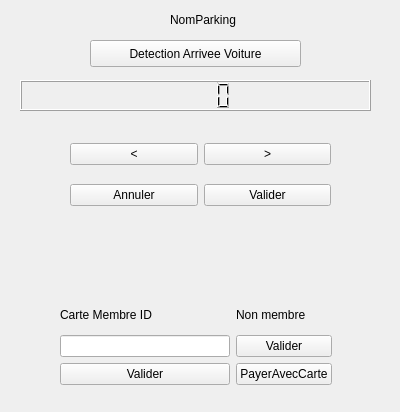
This is ui/borne.ui in QRouland/gestionParking as Qt 5 draws it before an edit. The edited form follows.
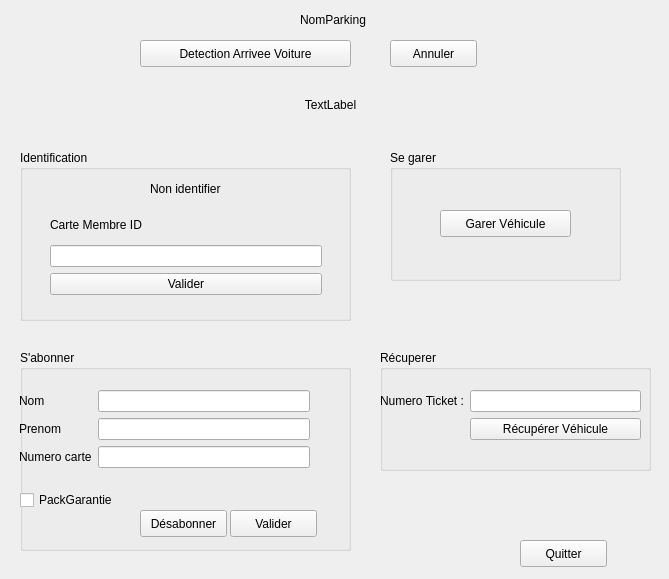
This is the edited form.

What changed in the file:
```diff
--- a/ui/borne.ui
+++ b/ui/borne.ui
@@ -6,8 +6,8 @@
    <rect>
     <x>0</x>
     <y>0</y>
-    <width>400</width>
-    <height>412</height>
+    <width>669</width>
+    <height>579</height>
    </rect>
   </property>
   <property name="windowTitle">
@@ -16,7 +16,7 @@
   <widget class="QPushButton" name="btn_Voiture">
    <property name="geometry">
     <rect>
-     <x>90</x>
+     <x>140</x>
      <y>40</y>
      <width>211</width>
      <height>27</height>
@@ -26,20 +26,10 @@
     <string>Detection Arrivee Voiture</string>
    </property>
   </widget>
-  <widget class="QLCDNumber" name="lcdNumber">
-   <property name="geometry">
-    <rect>
-     <x>20</x>
-     <y>80</y>
-     <width>351</width>
-     <height>31</height>
-    </rect>
-   </property>
-  </widget>
   <widget class="QLabel" name="nomParking">
    <property name="geometry">
     <rect>
-     <x>170</x>
+     <x>300</x>
      <y>10</y>
      <width>151</width>
      <height>20</height>
@@ -49,11 +39,23 @@
     <string>NomParking</string>
    </property>
   </widget>
+  <widget class="QGroupBox" name="box_id">
+   <property name="geometry">
+    <rect>
+     <x>20</x>
+     <y>150</y>
+     <width>331</width>
+     <height>171</height>
+    </rect>
+   </property>
+   <property name="title">
+    <string>Identification</string>
+   </property>
   <widget class="QWidget" name="layoutWidget">
    <property name="geometry">
     <rect>
-     <x>60</x>
-     <y>300</y>
+      <x>30</x>
+      <y>60</y>
      <width>272</width>
      <height>85</height>
     </rect>
@@ -81,81 +83,230 @@
      </layout>
     </item>
     <item>
-     <layout class="QVBoxLayout" name="verticalLayout">
-      <item>
-       <widget class="QLabel" name="label_2">
-        <property name="text">
-         <string>Non membre</string>
-        </property>
-       </widget>
-      </item>
-      <item>
-       <widget class="QPushButton" name="btn_validerNonMembre">
-        <property name="text">
-         <string>Valider</string>
-        </property>
-       </widget>
-      </item>
-      <item>
-       <widget class="QPushButton" name="btn_cb">
+      <layout class="QVBoxLayout" name="verticalLayout"/>
+     </item>
+    </layout>
+   </widget>
+   <widget class="QLabel" name="labIdClient">
+    <property name="geometry">
+     <rect>
+      <x>130</x>
+      <y>31</y>
+      <width>91</width>
+      <height>16</height>
+     </rect>
+    </property>
         <property name="text">
-         <string>PayerAvecCarte</string>
-        </property>
-       </widget>
-      </item>
-     </layout>
-    </item>
-   </layout>
+     <string>Non identifier</string>
+    </property>
+   </widget>
   </widget>
-  <widget class="QWidget" name="layoutWidget">
+  <widget class="QGroupBox" name="box_abo">
    <property name="geometry">
     <rect>
-     <x>70</x>
-     <y>130</y>
-     <width>261</width>
+     <x>20</x>
+     <y>350</y>
+     <width>331</width>
+     <height>201</height>
+    </rect>
+   </property>
+   <property name="title">
+    <string>S'abonner</string>
+   </property>
+   <widget class="QWidget" name="formLayoutWidget">
+    <property name="geometry">
+     <rect>
+      <x>-1</x>
+      <y>40</y>
+      <width>291</width>
      <height>91</height>
     </rect>
    </property>
-   <layout class="QHBoxLayout" name="horizontalLayout_2">
-    <item>
-     <layout class="QVBoxLayout" name="verticalLayout_5">
-      <item>
-       <widget class="QPushButton" name="btn_precedent">
+    <layout class="QFormLayout" name="formLayout">
+     <item row="0" column="0">
+      <widget class="QLabel" name="nomLabel">
         <property name="text">
-         <string>&lt;</string>
+        <string>Nom</string>
         </property>
        </widget>
       </item>
-      <item>
+     <item row="0" column="1">
+      <widget class="QLineEdit" name="nomLineEdit"/>
+     </item>
+     <item row="1" column="0">
+      <widget class="QLabel" name="prenomLabel">
+       <property name="text">
+        <string>Prenom</string>
+       </property>
+      </widget>
+     </item>
+     <item row="2" column="0">
+      <widget class="QLabel" name="numeroCarteLabel">
+       <property name="text">
+        <string>Numero carte</string>
+       </property>
+      </widget>
+     </item>
+     <item row="2" column="1">
+      <widget class="QLineEdit" name="numeroCarteLineEdit"/>
+     </item>
+     <item row="1" column="1">
+      <widget class="QLineEdit" name="prenomLineEdit"/>
+     </item>
+    </layout>
+   </widget>
+   <widget class="QCheckBox" name="checkBox">
+    <property name="geometry">
+     <rect>
+      <x>0</x>
+      <y>140</y>
+      <width>121</width>
+      <height>20</height>
+     </rect>
+    </property>
+    <property name="text">
+     <string>PackGarantie</string>
+    </property>
+   </widget>
+   <widget class="QPushButton" name="btn_valider_abo">
+    <property name="geometry">
+     <rect>
+      <x>210</x>
+      <y>160</y>
+      <width>87</width>
+      <height>27</height>
+     </rect>
+    </property>
+    <property name="text">
+     <string>Valider</string>
+    </property>
+   </widget>
+   <widget class="QPushButton" name="btn_desabo">
+    <property name="geometry">
+     <rect>
+      <x>120</x>
+      <y>160</y>
+      <width>87</width>
+      <height>27</height>
+     </rect>
+    </property>
+    <property name="text">
+     <string>Désabonner</string>
+    </property>
+   </widget>
+   <zorder>formLayoutWidget</zorder>
+   <zorder>checkBox</zorder>
+   <zorder>btn_valider_abo</zorder>
+   <zorder>btn_desabo</zorder>
+   <zorder>prenomLineEdit</zorder>
+  </widget>
+  <widget class="QGroupBox" name="box_recup">
+   <property name="geometry">
+    <rect>
+     <x>380</x>
+     <y>350</y>
+     <width>271</width>
+     <height>121</height>
+    </rect>
+   </property>
+   <property name="title">
+    <string>Récuperer</string>
+   </property>
+   <widget class="QWidget" name="formLayoutWidget_2">
+    <property name="geometry">
+     <rect>
+      <x>0</x>
+      <y>40</y>
+      <width>261</width>
+      <height>80</height>
+     </rect>
+    </property>
+    <layout class="QFormLayout" name="formLayout_2">
+     <item row="0" column="0">
+      <widget class="QLabel" name="numeroTicketLabel">
+       <property name="text">
+        <string>Numero Ticket :</string>
+       </property>
+      </widget>
+     </item>
+     <item row="0" column="1">
+      <widget class="QLineEdit" name="numeroTicketLineEdit"/>
+     </item>
+     <item row="1" column="1">
+      <widget class="QPushButton" name="btn_recuperer">
+       <property name="text">
+        <string>Récupérer Véhicule</string>
+       </property>
+      </widget>
+     </item>
+    </layout>
+   </widget>
+  </widget>
+  <widget class="QLabel" name="label_aff">
+   <property name="geometry">
+    <rect>
+     <x>10</x>
+     <y>90</y>
+     <width>641</width>
+     <height>31</height>
+    </rect>
+   </property>
+   <property name="text">
+    <string>&lt;html&gt;&lt;head/&gt;&lt;body&gt;&lt;p align=&quot;center&quot;&gt;TextLabel&lt;/p&gt;&lt;/body&gt;&lt;/html&gt;</string>
+   </property>
+  </widget>
+  <widget class="QGroupBox" name="box_garer">
+   <property name="geometry">
+    <rect>
+     <x>390</x>
+     <y>150</y>
+     <width>231</width>
+     <height>131</height>
+    </rect>
+   </property>
+   <property name="title">
+    <string>Se garer</string>
+   </property>
+   <widget class="QPushButton" name="btn_garer">
+    <property name="geometry">
+     <rect>
+      <x>50</x>
+      <y>60</y>
+      <width>131</width>
+      <height>27</height>
+     </rect>
+    </property>
+    <property name="text">
+     <string>Garer Véhicule</string>
+    </property>
+   </widget>
+  </widget>
        <widget class="QPushButton" name="btn_annuler">
+   <property name="geometry">
+    <rect>
+     <x>390</x>
+     <y>40</y>
+     <width>87</width>
+     <height>27</height>
+    </rect>
+   </property>
         <property name="text">
          <string>Annuler</string>
         </property>
        </widget>
-      </item>
-     </layout>
-    </item>
-    <item>
-     <layout class="QVBoxLayout" name="verticalLayout_4">
-      <item>
-       <widget class="QPushButton" name="btn_suivant">
-        <property name="text">
-         <string>&gt;</string>
-        </property>
-       </widget>
-      </item>
-      <item>
-       <widget class="QPushButton" name="btn_valider">
+  <widget class="QPushButton" name="btn_quitter">
+   <property name="geometry">
+    <rect>
+     <x>520</x>
+     <y>540</y>
+     <width>87</width>
+     <height>27</height>
+    </rect>
+   </property>
         <property name="text">
-         <string>Valider</string>
-        </property>
-       </widget>
-      </item>
-     </layout>
-    </item>
-   </layout>
-  </widget>
-  <zorder>layoutWidget</zorder>
+    <string>Quitter</string>
+   </property>
+  </widget>
   <zorder>btn_Voiture</zorder>
   <zorder>lcdNumber</zorder>
   <zorder>layoutWidget</zorder>
```
Left out of the diff: 14 changed lines with no effect on the pictures. Lines whose indentation alone changed are shown as unchanged.
